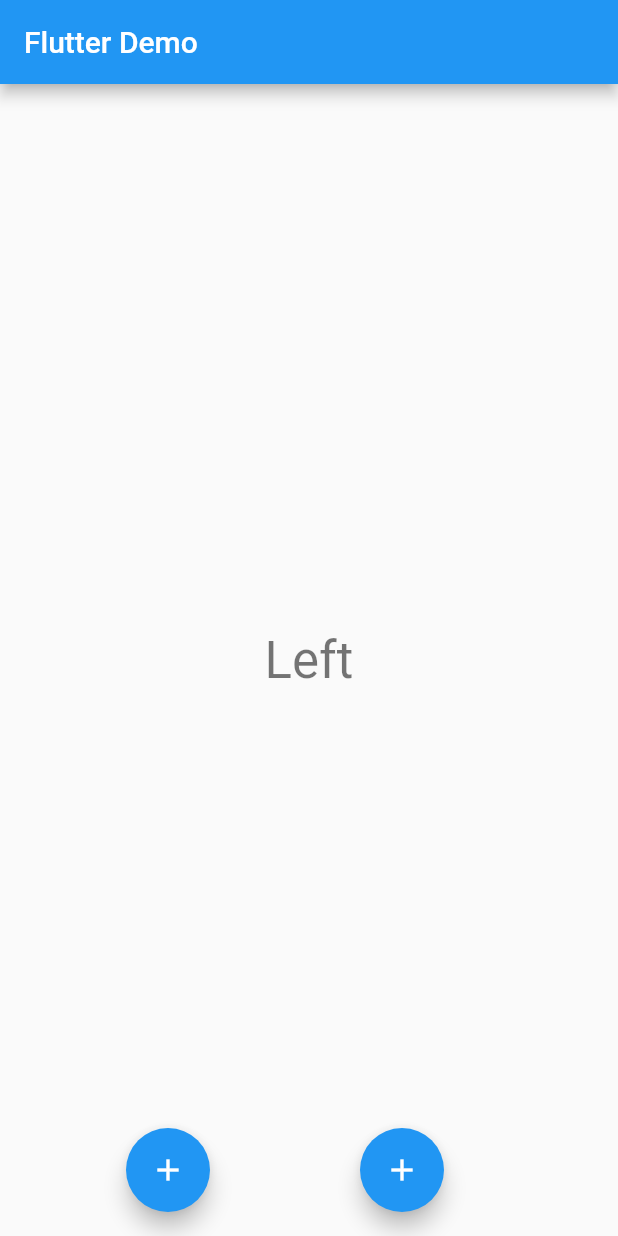
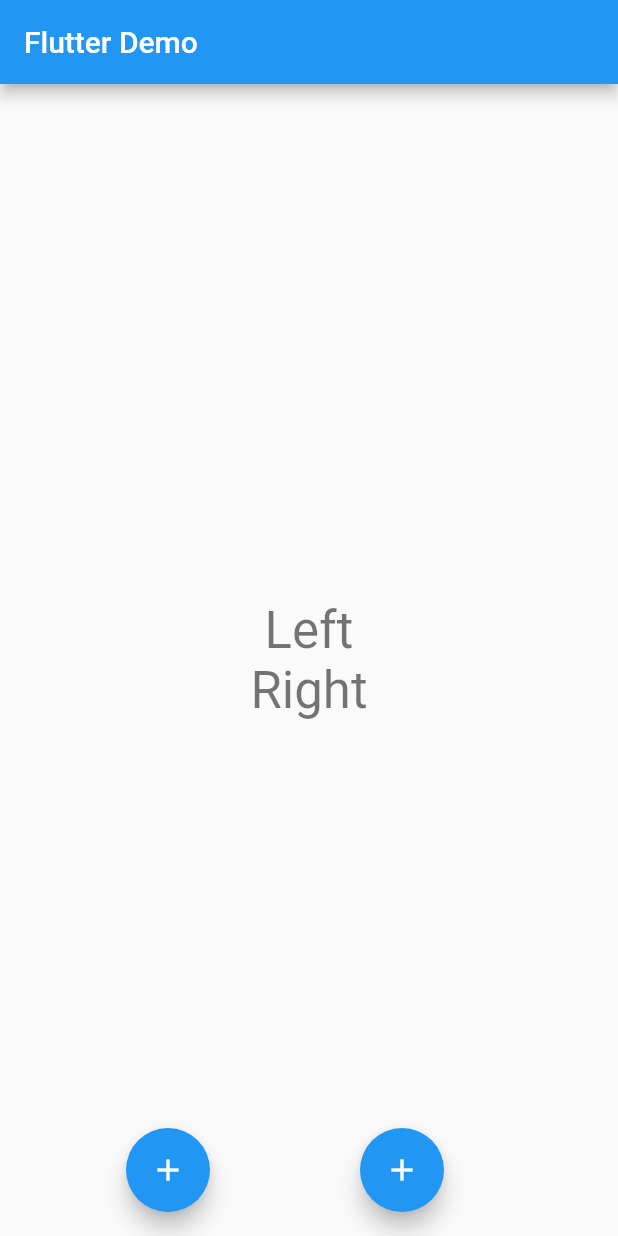
Before and after one commit to satudora-dev/bloc_sample, a Flutter app: the screen it shows after launch, after a tap on the "add" icon, on a phone screen of 412 x 824 dp. Run offline on Flutter 3.47's test engine with Material 2 defaults, Android fonts, the phone set to English and light mode, and no system bars; our stand-ins replace rxdart.

Commit message:
Struct bloc transporting system

```diff
--- /dev/null
+++ b/lib/app_bloc.dart
@@ -0,0 +1,16 @@
+import './counter_bloc.dart';
+import './reverse_counter_bloc.dart';
+
+class AppBloc{
+  CounterBloc _counterBloc;
+  ReverseCounterBloc _reverseCounterBloc;
+
+  AppBloc(){
+    _counterBloc=CounterBloc();
+    _reverseCounterBloc=ReverseCounterBloc();
+    _counterBloc.counter$.listen((String str){_reverseCounterBloc.change.add(str);});
+  }
+
+  CounterBloc get counterBloc{return _counterBloc;}
+  ReverseCounterBloc get reverseCounterBloc{return _reverseCounterBloc;}
+}
--- a/lib/bloc_provider.dart
+++ b/lib/bloc_provider.dart
@@ -1,9 +1,9 @@
 import 'package:flutter/material.dart';
 
-import './counter_bloc.dart';
+import './app_bloc.dart';
 
 class BlocProvider extends InheritedWidget{
-  final CounterBloc bloc;
+  final AppBloc bloc;
 
   BlocProvider({Key key,this.bloc,child}):super(key: key,child: child);
 
@@ -12,7 +12,7 @@ class BlocProvider extends InheritedWidget{
     return true;
   }
 
-  static CounterBloc of(BuildContext context){
+  static AppBloc of(BuildContext context){
     return (context.inheritFromWidgetOfExactType(BlocProvider) as BlocProvider).bloc;
   }
 }
--- a/lib/counter_bloc.dart
+++ b/lib/counter_bloc.dart
@@ -3,7 +3,6 @@ import 'package:rxdart/rxdart.dart';
 import 'package:rxdart/subjects.dart';
 
 class CounterBloc{
-  int _counter=0;
 
   final _counter$=BehaviorSubject<String>.seeded('Seed val');
   final _incrementController=StreamController<String>();
--- a/lib/main.dart
+++ b/lib/main.dart
@@ -1,17 +1,16 @@
 import 'package:flutter/material.dart';
 
 import './bloc_provider.dart';
-import './counter_bloc.dart';
+import './app_bloc.dart';
 
 void main(){
-  final bloc=CounterBloc();
-  runApp(MyApp(bloc));
+  runApp(MyApp());
 }
 
 class MyApp extends StatelessWidget{
-  final CounterBloc bloc;
+  final AppBloc bloc;
 
-  MyApp(this.bloc);
+  MyApp():bloc=AppBloc();
 
   @override
   Widget build(BuildContext context){
@@ -24,7 +23,7 @@ class MyApp extends StatelessWidget{
         ),
         home: MyHomePage(title: 'Flutter Demo'),
       )
-      );
+    );
   }
 }
 
@@ -42,7 +41,16 @@ class MyHomePage extends StatelessWidget{
           mainAxisAlignment: MainAxisAlignment.center,
           children: <Widget>[
             StreamBuilder(
-              stream: bloc.counter$,
+              stream: bloc.counterBloc.counter$,
+              builder: (context,snapshot){
+                return snapshot.hasData
+                ? Text(snapshot.data,
+                style: Theme.of(context).textTheme.display1)
+                : CircularProgressIndicator();
+              }
+            ),
+            StreamBuilder(
+              stream: bloc.reverseCounterBloc.counter$,
               builder: (context,snapshot){
                 return snapshot.hasData
                 ? Text(snapshot.data,
@@ -57,12 +65,16 @@ class MyHomePage extends StatelessWidget{
         mainAxisAlignment: MainAxisAlignment.spaceEvenly,
         children: <Widget>[
           FloatingActionButton(
-            onPressed: (){bloc.increment.add('Left');},
+            onPressed: (){
+              bloc.counterBloc.increment.add('Left');
+            },
             tooltip: 'Increment',
             child: Icon(Icons.add),
           ),
           FloatingActionButton(
-            onPressed: (){bloc.increment.add('Right');},
+            onPressed: (){
+              bloc.counterBloc.increment.add('Right');
+            },
             tooltip: 'Increment',
             child: Icon(Icons.add),
           ),
--- /dev/null
+++ b/lib/reverse_counter_bloc.dart
@@ -0,0 +1,24 @@
+import 'dart:async';
+import 'package:rxdart/rxdart.dart';
+import 'package:rxdart/subjects.dart';
+
+class ReverseCounterBloc{
+  final _counter$=BehaviorSubject<String>.seeded('First State');
+  final _changeController=StreamController<String>();
+
+  ReverseCounterBloc(){
+    _changeController.stream.listen((String str){
+      if(str=='Left')str='Right';
+      else str='Left';
+      _counter$.add(str);
+    });
+  }
+
+  Sink<String> get change{return _changeController.sink;}
+  Stream<String> get counter${return _counter$.stream;}
+
+  void dispose(){
+    _changeController.close();
+    _counter$.close();
+  }
+}
```
